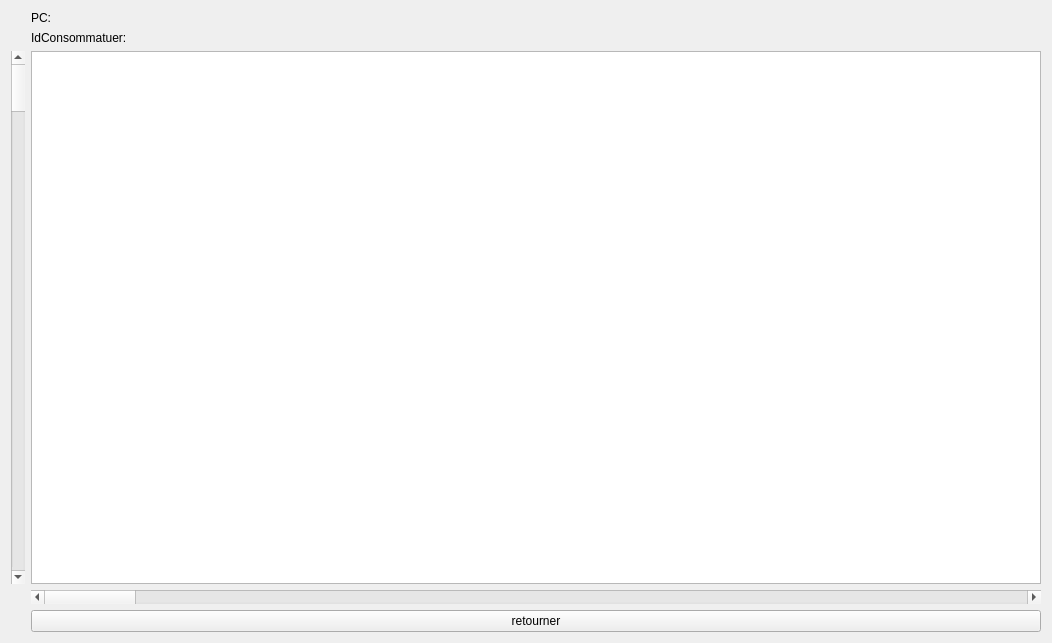
Before: the Qt Designer form IG/consommateurIG/consommateurPanel/cataloguesousig.ui in 4mbroise/goodBasket, drawn with Qt 5.
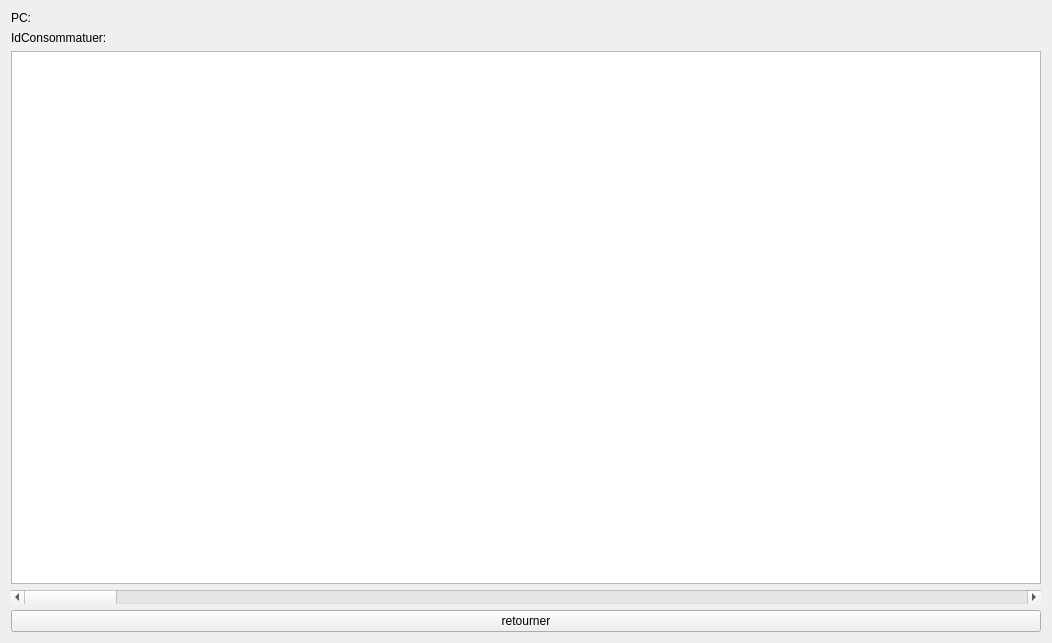
After: the same form once the commit is applied.

What changed in the file:
```diff
--- a/IG/consommateurIG/consommateurPanel/cataloguesousig.ui
+++ b/IG/consommateurIG/consommateurPanel/cataloguesousig.ui
@@ -14,44 +14,37 @@
    <string>Form</string>
   </property>
   <layout class="QGridLayout" name="gridLayout">
-   <item row="1" column="1">
+   <item row="1" column="0">
     <widget class="QLabel" name="IdConsommateur">
      <property name="text">
       <string>IdConsommatuer:</string>
      </property>
     </widget>
    </item>
-   <item row="4" column="1">
+   <item row="5" column="0">
+    <widget class="QPushButton" name="Retourner">
+     <property name="text">
+      <string>retourner</string>
+     </property>
+    </widget>
+   </item>
+   <item row="4" column="0">
     <widget class="QScrollBar" name="horizontalScrollBar">
      <property name="orientation">
       <enum>Qt::Horizontal</enum>
      </property>
     </widget>
    </item>
-   <item row="2" column="1">
-    <widget class="QListWidget" name="Catalogue"/>
-   </item>
    <item row="2" column="0">
-    <widget class="QScrollBar" name="verticalScrollBar">
-     <property name="orientation">
-      <enum>Qt::Vertical</enum>
-     </property>
-    </widget>
+    <widget class="QListWidget" name="Catalogue"/>
    </item>
-   <item row="0" column="1">
+   <item row="0" column="0">
     <widget class="QLabel" name="PC">
      <property name="text">
       <string>PC:</string>
      </property>
     </widget>
    </item>
-   <item row="5" column="1">
-    <widget class="QPushButton" name="Retourner">
-     <property name="text">
-      <string>retourner</string>
-     </property>
-    </widget>
-   </item>
   </layout>
  </widget>
  <resources/>
```
